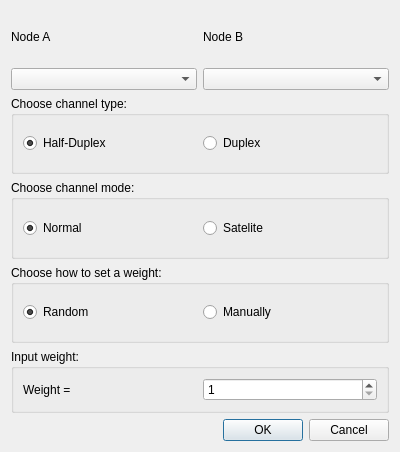
Qt form src/createchanneldialog.ui (kovkinvladyslav/network-routing-simulator) before a commit.
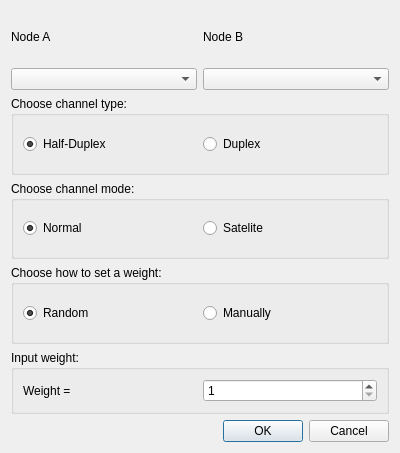
The same form after that commit.

Commit message: fix dialog name

```diff
--- a/src/createchanneldialog.ui
+++ b/src/createchanneldialog.ui
@@ -7,7 +7,7 @@
     <x>0</x>
     <y>0</y>
     <width>400</width>
-    <height>452</height>
+    <height>453</height>
    </rect>
   </property>
   <property name="sizePolicy">
```
Left out of the diff: 2 changed lines with no effect on the pictures. The commit also changes 1 other file.
